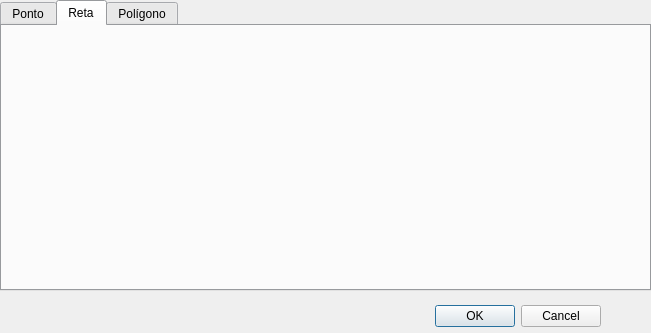
Qt form dialog.ui (gabrielgarciagava/Window_Viewport) before a commit.
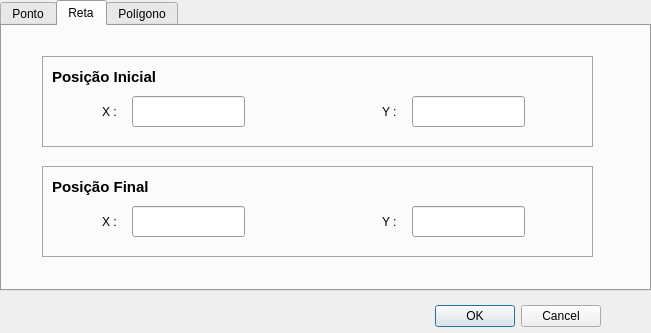
The same form after that commit. The open tabs and pages were chosen to show the change.

Commit message: Interface para adição de objetos atualizada.

Diff of the .ui file:
```diff
--- a/dialog.ui
+++ b/dialog.ui
@@ -196,6 +196,170 @@
     <attribute name="title">
      <string>Reta</string>
     </attribute>
+    <widget class="QFrame" name="frame_2">
+     <property name="geometry">
+      <rect>
+       <x>40</x>
+       <y>30</y>
+       <width>551</width>
+       <height>91</height>
+      </rect>
+     </property>
+     <property name="frameShape">
+      <enum>QFrame::StyledPanel</enum>
+     </property>
+     <property name="frameShadow">
+      <enum>QFrame::Raised</enum>
+     </property>
+     <widget class="QLabel" name="label_4">
+      <property name="geometry">
+       <rect>
+        <x>10</x>
+        <y>10</y>
+        <width>131</width>
+        <height>21</height>
+       </rect>
+      </property>
+      <property name="font">
+       <font>
+        <pointsize>11</pointsize>
+        <weight>75</weight>
+        <bold>true</bold>
+       </font>
+      </property>
+      <property name="text">
+       <string>Posição Inicial</string>
+      </property>
+     </widget>
+     <widget class="QLabel" name="label_5">
+      <property name="geometry">
+       <rect>
+        <x>60</x>
+        <y>40</y>
+        <width>21</width>
+        <height>31</height>
+       </rect>
+      </property>
+      <property name="text">
+       <string>X : </string>
+      </property>
+     </widget>
+     <widget class="QLineEdit" name="lineEdit_3">
+      <property name="geometry">
+       <rect>
+        <x>90</x>
+        <y>40</y>
+        <width>113</width>
+        <height>31</height>
+       </rect>
+      </property>
+     </widget>
+     <widget class="QLabel" name="label_6">
+      <property name="geometry">
+       <rect>
+        <x>340</x>
+        <y>40</y>
+        <width>21</width>
+        <height>31</height>
+       </rect>
+      </property>
+      <property name="text">
+       <string>Y : </string>
+      </property>
+     </widget>
+     <widget class="QLineEdit" name="lineEdit_4">
+      <property name="geometry">
+       <rect>
+        <x>370</x>
+        <y>40</y>
+        <width>113</width>
+        <height>31</height>
+       </rect>
+      </property>
+     </widget>
+    </widget>
+    <widget class="QFrame" name="frame_3">
+     <property name="geometry">
+      <rect>
+       <x>40</x>
+       <y>140</y>
+       <width>551</width>
+       <height>91</height>
+      </rect>
+     </property>
+     <property name="frameShape">
+      <enum>QFrame::StyledPanel</enum>
+     </property>
+     <property name="frameShadow">
+      <enum>QFrame::Raised</enum>
+     </property>
+     <widget class="QLabel" name="label_7">
+      <property name="geometry">
+       <rect>
+        <x>10</x>
+        <y>10</y>
+        <width>121</width>
+        <height>21</height>
+       </rect>
+      </property>
+      <property name="font">
+       <font>
+        <pointsize>11</pointsize>
+        <weight>75</weight>
+        <bold>true</bold>
+       </font>
+      </property>
+      <property name="text">
+       <string>Posição Final</string>
+      </property>
+     </widget>
+     <widget class="QLabel" name="label_8">
+      <property name="geometry">
+       <rect>
+        <x>60</x>
+        <y>40</y>
+        <width>21</width>
+        <height>31</height>
+       </rect>
+      </property>
+      <property name="text">
+       <string>X : </string>
+      </property>
+     </widget>
+     <widget class="QLineEdit" name="lineEdit_5">
+      <property name="geometry">
+       <rect>
+        <x>90</x>
+        <y>40</y>
+        <width>113</width>
+        <height>31</height>
+       </rect>
+      </property>
+     </widget>
+     <widget class="QLabel" name="label_9">
+      <property name="geometry">
+       <rect>
+        <x>340</x>
+        <y>40</y>
+        <width>21</width>
+        <height>31</height>
+       </rect>
+      </property>
+      <property name="text">
+       <string>Y : </string>
+      </property>
+     </widget>
+     <widget class="QLineEdit" name="lineEdit_6">
+      <property name="geometry">
+       <rect>
+        <x>370</x>
+        <y>40</y>
+        <width>113</width>
+        <height>31</height>
+       </rect>
+      </property>
+     </widget>
+    </widget>
    </widget>
    <widget class="QWidget" name="tab_3">
     <attribute name="title">
```
Left out of the diff: 138 changed lines with no effect on the pictures. The commit also changes 1 other file.
